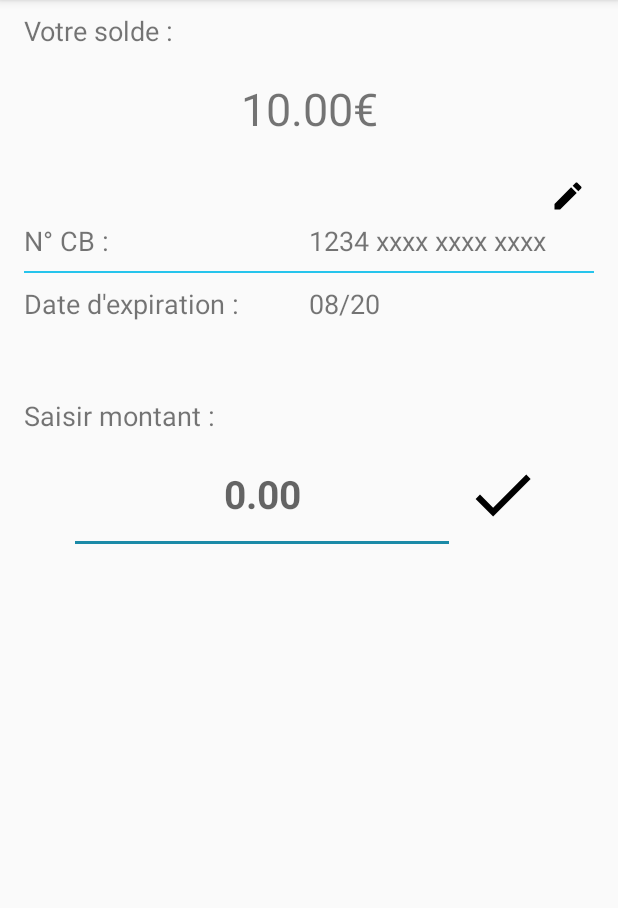
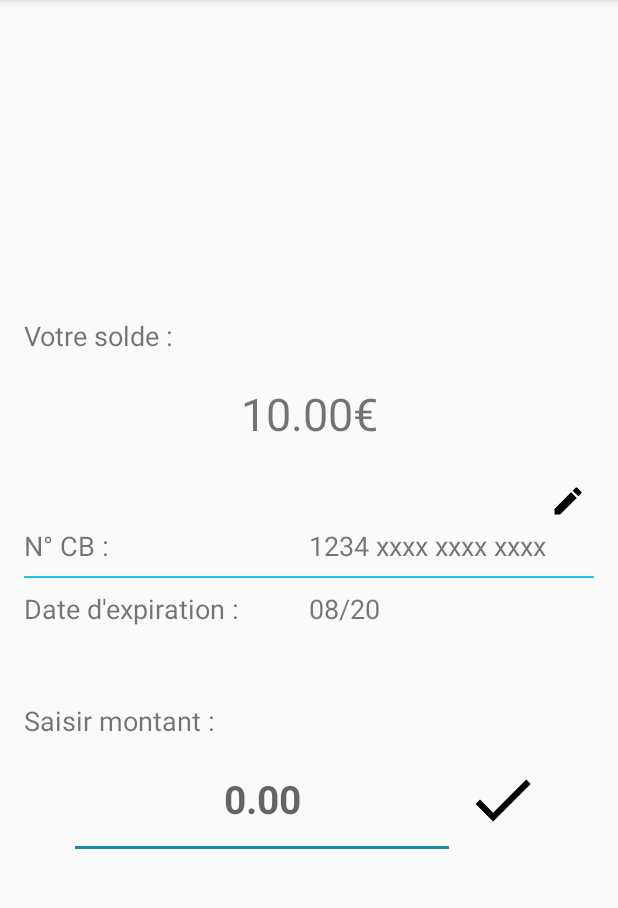
Before and after one commit to vcolonges/MachINSAlaver, an Android app: the ChoisirMontantActivity screen opened directly, with no data from a screen before it, on a phone screen of 412 x 824 dp, the part 84-992 px from its top. Run offline under Robolectric (Android 15) with nearby library versions, the phone set to English and light mode, and no system bars.

Commit message:
Lynn arrête de demander des correctifs :'(

```diff
--- a/app/src/main/AndroidManifest.xml
+++ b/app/src/main/AndroidManifest.xml
@@ -13,7 +13,8 @@
             android:name=".MainActivity"
             android:label="@string/app_name"
             android:screenOrientation="portrait"
-            android:windowSoftInputMode="adjustPan">
+            android:windowSoftInputMode="adjustPan"
+            android:logo="@drawable/logo">
             <intent-filter>
                 <action android:name="android.intent.action.MAIN" />
 
--- a/app/src/main/java/com/machinsa_laver/machinsalaver/ChoisirMontantActivity.java
+++ b/app/src/main/java/com/machinsa_laver/machinsalaver/ChoisirMontantActivity.java
@@ -8,8 +8,10 @@ import android.text.Spanned;
 import android.util.Log;
 import android.view.MenuItem;
 import android.view.View;
+import android.widget.Button;
 import android.widget.EditText;
 import android.widget.ImageButton;
+import android.widget.LinearLayout;
 import android.widget.TextView;
 import android.widget.Toast;
 
@@ -20,17 +22,16 @@ public class ChoisirMontantActivity extends AppCompatActivity {
 
     private ImageButton button_valider_rechargement;
     private ImageButton button_editer_cb;
+    private Button button_ajouter_cb;
 
     private TextView tv_numero_cb;
     private TextView tv_date_expiration;
     private TextView tv_solde;
 
+    private LinearLayout ll_infos;
+
     private EditText et_montant;
 
-    static ChoisirMontantActivity activity;
-    public static ChoisirMontantActivity getInstance(){
-        return activity;
-    }
 
     @Override
     protected void onCreate(Bundle savedInstanceState) {
@@ -39,18 +40,19 @@ public class ChoisirMontantActivity extends AppCompatActivity {
         getSupportActionBar().setDisplayHomeAsUpEnabled(true);
         button_valider_rechargement = findViewById(R.id.button_valider_rechargement);
         button_editer_cb = findViewById(R.id.button_editer_cb);
+        button_ajouter_cb = findViewById(R.id.button_ajouter_cb);
 
         tv_numero_cb = findViewById(R.id.tv_numeroCB);
         tv_date_expiration = findViewById(R.id.tv_dateExpiration);
         tv_solde = findViewById(R.id.tv_solde);
         tv_solde.setText(Application.SOLDE+"€");
 
+        ll_infos = findViewById(R.id.ll_infos);
+
         et_montant = findViewById(R.id.et_montant);
-        et_montant.setFilters(new InputFilter[] {new DecimalDigitsInputFilter(3,2)});
+        et_montant.setFilters(new InputFilter[] {new DecimalDigitsInputFilter()});
 
         initializeListeners();
-
-        activity = this;
     }
 
     @Override
@@ -60,6 +62,7 @@ public class ChoisirMontantActivity extends AppCompatActivity {
     }
 
     private void initializeValues(){
+
         if(Application.TMP_NUMERO_CB.equals("")){
             tv_numero_cb.setText("Non renseigné");
         }else{
@@ -72,6 +75,16 @@ public class ChoisirMontantActivity extends AppCompatActivity {
             tv_date_expiration.setText(Application.TMP_DATE_EXPIRATION);
         }
 
+        if(Application.TMP_NUMERO_CB.equals("")){
+            button_editer_cb.setVisibility(View.GONE);
+            ll_infos.setVisibility(View.GONE);
+            button_ajouter_cb.setVisibility(View.VISIBLE);
+        }else{
+            button_editer_cb.setVisibility(View.VISIBLE);
+            ll_infos.setVisibility(View.VISIBLE);
+            button_ajouter_cb.setVisibility(View.GONE);
+        }
+
     }
 
     private void initializeListeners(){
@@ -81,7 +94,16 @@ public class ChoisirMontantActivity extends AppCompatActivity {
             public void onClick(View v) {
                 Intent intent = new Intent(ChoisirMontantActivity.this, EditionCBActivity.class);
                 intent.putExtra("edition",false);
-                startActivityForResult(intent, 12);
+                startActivity(intent);
+            }
+        });
+
+        button_ajouter_cb.setOnClickListener(new View.OnClickListener() {
+            @Override
+            public void onClick(View v) {
+                Intent intent = new Intent(ChoisirMontantActivity.this, EditionCBActivity.class);
+                intent.putExtra("edition",false);
+                startActivity(intent);
             }
         });
 
@@ -98,14 +120,13 @@ public class ChoisirMontantActivity extends AppCompatActivity {
                 }
                 Intent intent = new Intent(ChoisirMontantActivity.this, ConfirmerInformationsActivity.class);
                 intent.putExtra("montant",et_montant.getText().toString());
-                startActivity(intent);
+                startActivityForResult(intent,12);
             }
         });
     }
 
     @Override
     public boolean onOptionsItemSelected(MenuItem item) {
-        Log.e("Vincent","optionchoix");
         switch (item.getItemId()) {
             case android.R.id.home:
                 this.onBackPressed();
@@ -126,14 +147,14 @@ public class ChoisirMontantActivity extends AppCompatActivity {
 
         Pattern mPattern;
 
-        public DecimalDigitsInputFilter(int digitsBeforeZero,int digitsAfterZero) {
-            mPattern=Pattern.compile("[0-9]{0," + (digitsBeforeZero-1) + "}+((\\.[0-9]{0," + (digitsAfterZero-1) + "})?)||(\\.)?");
+        public DecimalDigitsInputFilter() {
+            mPattern=Pattern.compile("^[0-9]+[.]?[0-9]{0,2}$");
         }
 
         @Override
         public CharSequence filter(CharSequence source, int start, int end, Spanned dest, int dstart, int dend) {
-
-            Matcher matcher=mPattern.matcher(dest);
+            Toast.makeText(ChoisirMontantActivity.this,dest.toString()+source,Toast.LENGTH_LONG).show();
+            Matcher matcher=mPattern.matcher(dest.toString()+source);
             if(!matcher.matches())
                 return "";
             return null;
--- a/app/src/main/res/layout/activity_choisir_montant.xml
+++ b/app/src/main/res/layout/activity_choisir_montant.xml
@@ -3,11 +3,12 @@
     xmlns:app="http://schemas.android.com/apk/res-auto"
     xmlns:tools="http://schemas.android.com/tools"
     android:layout_width="match_parent"
-    android:layout_height="match_parent"
+    android:layout_height="wrap_content"
     android:layout_marginStart="@dimen/activity_horizontal_margin"
     android:layout_marginTop="8dp"
     android:layout_marginEnd="@dimen/activity_horizontal_margin"
     android:orientation="vertical"
+    android:layout_gravity="center"
     tools:context=".fragments.RechargerFragment">
 
 
@@ -26,6 +27,13 @@
         android:gravity="center"
         android:textSize="30sp" />
 
+    <Button
+        android:id="@+id/button_ajouter_cb"
+        android:layout_width="match_parent"
+        android:layout_height="wrap_content"
+        android:text="Ajouter une carte bancaire"
+        android:visibility="gone" />
+
     <ImageButton
         android:id="@+id/button_editer_cb"
         android:layout_width="35dp"
@@ -35,6 +43,7 @@
         app:srcCompat="@drawable/ic_mode_edit_black_24dp" />
 
     <LinearLayout
+        android:id="@+id/ll_infos"
         android:layout_width="match_parent"
         android:layout_height="wrap_content"
         android:divider="@drawable/divider_profil"
--- a/app/src/main/res/layout/activity_comfirmer_informations.xml
+++ b/app/src/main/res/layout/activity_comfirmer_informations.xml
@@ -55,7 +55,6 @@
             android:layout_height="wrap_content"
             android:layout_gravity="center"
             android:orientation="vertical">
-
 
             <LinearLayout
                 android:layout_width="match_parent"
--- a/app/src/main/res/layout/activity_edition_cb.xml
+++ b/app/src/main/res/layout/activity_edition_cb.xml
@@ -17,7 +17,7 @@
         android:layout_height="40dp"
         android:layout_marginBottom="@dimen/activity_vertical_margin"
         android:gravity="center"
-        android:text="@string/modes_de_paiement"
+        android:text="Carte Bancaire"
         android:textSize="30sp" />
 
     <LinearLayout
```
Also changed, not shown: app/src/main/java/com/machinsa_laver/machinsalaver/ConfirmerInformationsActivity.java (+12 -1 lines), app/src/main/res/layout/activity_modes_de_paiement.xml (+10 -2 lines), app/src/main/res/layout/fragment_recharger.xml (+12 -11 lines).
